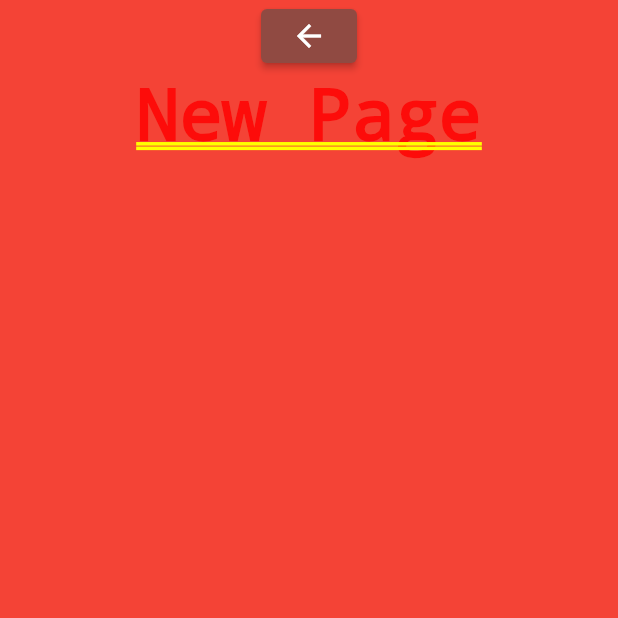
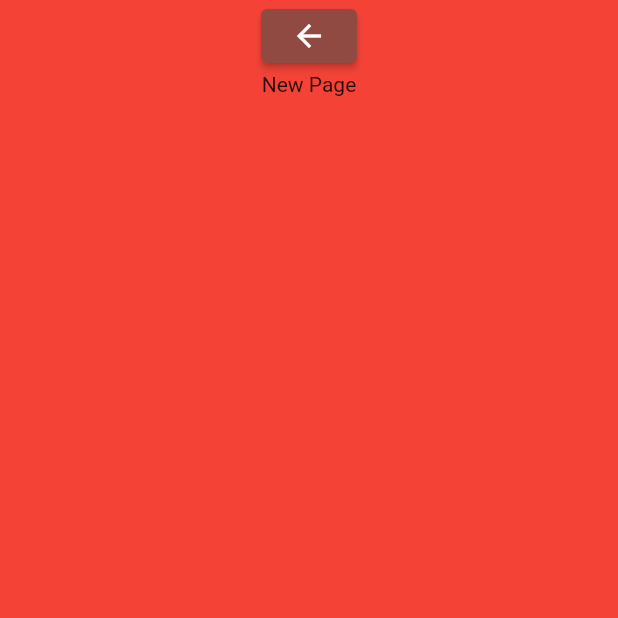
Before and after one commit to massilva/dispositivo-moveis-flutter, a Flutter app: the screen it shows after launch, after a tap on the "add" icon, on a phone screen of 412 x 824 dp, the top half of it. Run offline on Flutter 3.47's test engine with Material 2 defaults, Android fonts, the phone set to English and light mode, and no system bars.

Commit message:
Ajusta rotas, remove linha duplicada abaixo do texto, reescreve importação dos arquivos

```diff
--- a/minhas_financas/lib/app.dart
+++ b/minhas_financas/lib/app.dart
@@ -1,14 +1,12 @@
 import 'package:flutter/material.dart';
-import 'package:minhas_financas/routes/routes_generator.dart';
 
-import 'pages/home.dart';
+import 'routes/routes_generator.dart';
 
 class MyApp extends StatelessWidget {
   const MyApp({super.key});
 
   @override
   Widget build(BuildContext context) {
-    var myHome = const MyHomePage(title: 'Flutter Demo Home Page');
     return MaterialApp(
       debugShowCheckedModeBanner: false,
       title: 'Flutter Demo', //título
@@ -18,7 +16,6 @@ class MyApp extends StatelessWidget {
         colorScheme: ColorScheme.fromSeed(seedColor: Colors.red),
         // useMaterial3: false,
       ),
-      home: myHome,
       // Rota inicial
       initialRoute: RoutesGenerator.homePage,
       // Função geradora de rota
--- a/minhas_financas/lib/pages/add_click.dart
+++ b/minhas_financas/lib/pages/add_click.dart
@@ -1,5 +1,6 @@
 import 'package:flutter/material.dart';
-import 'package:minhas_financas/shared/constants.dart';
+
+import '../shared/constants.dart';
 
 class AddClickPage extends StatelessWidget {
   // const AddClickPage({Key? key });
@@ -7,7 +8,8 @@ class AddClickPage extends StatelessWidget {
 
   @override
   Widget build(BuildContext context) {
-    return Container(
+    return Scaffold(
+      body: Container(
         color: Colors.red,
         child: Center(
           child: Column(
@@ -21,6 +23,7 @@ class AddClickPage extends StatelessWidget {
             ],
           ),
         ),
+      ),
     );
   }
 }
--- a/minhas_financas/lib/pages/home.dart
+++ b/minhas_financas/lib/pages/home.dart
@@ -1,6 +1,7 @@
 import 'package:flutter/material.dart';
-import 'package:minhas_financas/routes/routes_generator.dart';
-import 'package:minhas_financas/shared/constants.dart';
+
+import '../routes/routes_generator.dart';
+import '../shared/constants.dart';
 
 class MyHomePage extends StatefulWidget {
   // const MyHomePage({Key? key, required String title}) : _title = title, super(key: key);
--- a/minhas_financas/lib/routes/routes_generator.dart
+++ b/minhas_financas/lib/routes/routes_generator.dart
@@ -1,10 +1,11 @@
 import 'package:flutter/material.dart';
-import 'package:minhas_financas/pages/add_click.dart';
-import 'package:minhas_financas/pages/home.dart';
-import 'package:minhas_financas/shared/constants.dart';
+
+import '../pages/add_click.dart';
+import '../pages/home.dart';
+import '../shared/constants.dart';
 
 class RoutesGenerator {
-  static const homePage = '/home';
+  static const homePage = '/';
   static const addPage = '/clique/add';
 
   RoutesGenerator._();
```
Lines whose indentation alone changed are shown as unchanged.
